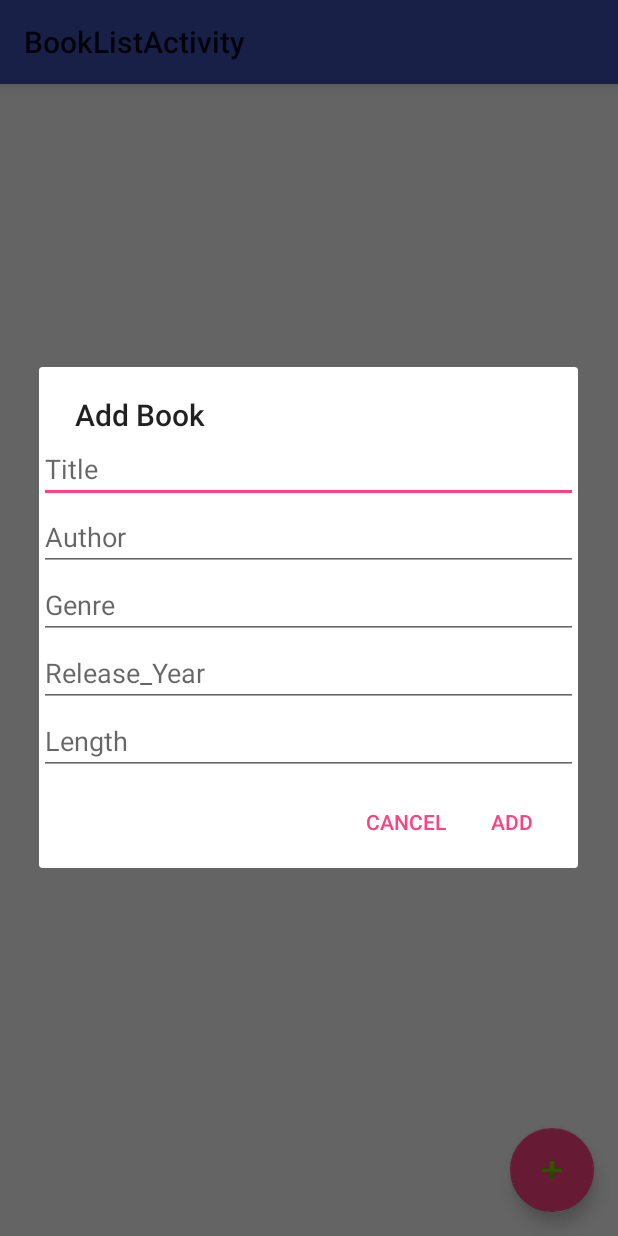
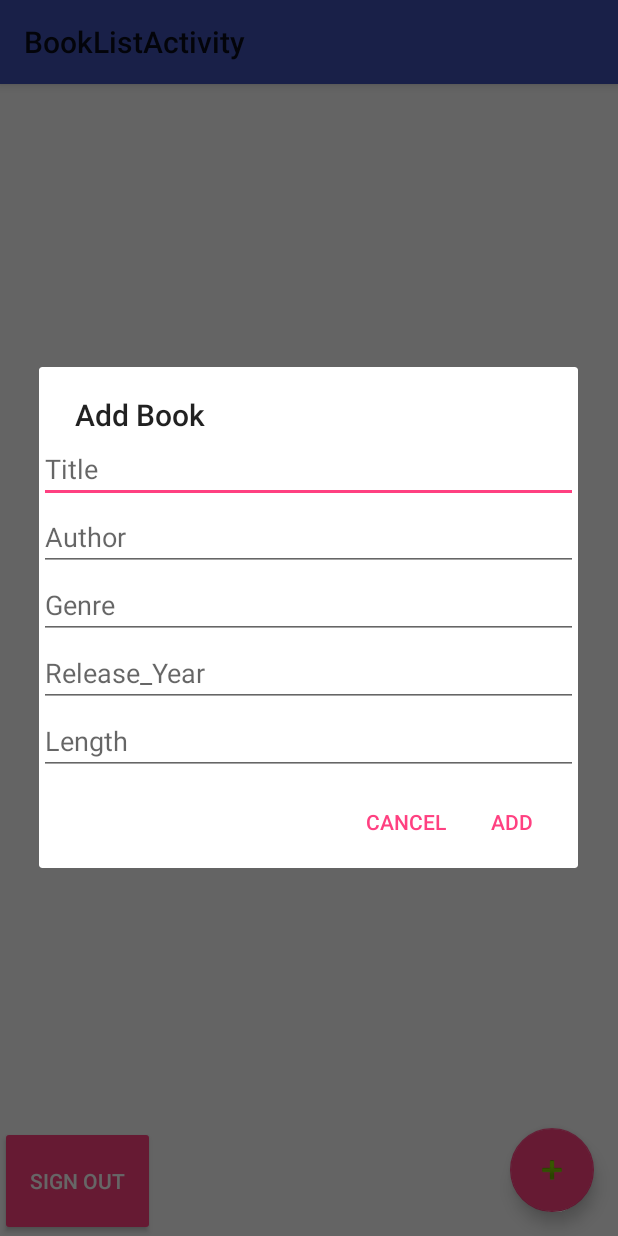
Before and after one commit to smalik02/BookClub, an Android app: the screen it shows after launch once a user with an empty profile is signed in (BookListActivity), after a tap on an icon or button, on a phone screen of 412 x 824 dp. Run offline under Robolectric (Android 15) with nearby library versions, the light colour scheme and no system bars; our stand-ins replace Firebase (no records; nobody signed in at launch, a user with empty details on screens opened directly); libraries missing offline, so code that uses them is left out: io.realm; 6 statements that could not run were skipped.

Commit message:
sign out feature added, improved UI for adding new books

```diff
--- a/app/src/main/java/com/example/shehryarmalik/booklub/BookListActivity.java
+++ b/app/src/main/java/com/example/shehryarmalik/booklub/BookListActivity.java
@@ -1,18 +1,23 @@
 package com.example.shehryarmalik.booklub;
 
 import android.content.DialogInterface;
+import android.content.Intent;
 import android.os.Bundle;
 import android.support.design.widget.FloatingActionButton;
 import android.support.v7.app.AlertDialog;
 import android.support.v7.app.AppCompatActivity;
 import android.support.v7.widget.Toolbar;
+import android.util.Log;
 import android.view.View;
 import android.widget.AdapterView;
+import android.widget.Button;
 import android.widget.EditText;
 import android.widget.LinearLayout;
 import android.widget.ListView;
 
 import com.example.shehryarmalik.booklub.models.Book;
+import com.google.firebase.auth.FirebaseAuth;
+import com.google.firebase.auth.FirebaseUser;
 
 import java.util.UUID;
 
@@ -20,15 +25,30 @@ import io.realm.Realm;
 import io.realm.RealmConfiguration;
 import io.realm.RealmResults;
 
+import android.view.View.OnClickListener;
+
 /**
  * Created by shehryarmalik on 10/22/17.
  */
 
 public class BookListActivity extends AppCompatActivity {
     private Realm realm;
+    private FirebaseAuth mAuth;
+    private static final String TAG = "MyActivity";
+
     protected void onCreate(Bundle savedInstanceState) {
         super.onCreate(savedInstanceState);
         setContentView(R.layout.activity_main);
+
+        mAuth = FirebaseAuth.getInstance();
+        FirebaseUser user = mAuth.getCurrentUser();
+
+        if (user != null) {
+            Log.d(TAG, "onAuthStateChanged:signed_in:" + user.getUid());
+        } else {
+            Log.d(TAG, "onAuthStateChanged:signed_out");
+        }
+
         Realm.init(this);
         RealmConfiguration realmConfig = new RealmConfiguration.Builder()
                 .name("books.realm")
@@ -98,6 +118,11 @@ public class BookListActivity extends AppCompatActivity {
                         })
                         .create();
                 dialog.show();
+//                int button = view.getId();
+//                if (button == R.id.sign_out_button) {
+//                    Log.v(TAG, "in sign out!!");
+//                    mAuth.signOut();
+//                }
             }
 
         });
@@ -157,6 +182,20 @@ public class BookListActivity extends AppCompatActivity {
                 dialog.show();
             }
         });
+
+        Button signout = (Button) findViewById(R.id.button2);
+//        if (signout != null) {
+            signout.setOnClickListener(new View.OnClickListener() {
+                @Override
+                public void onClick(View view) {
+                    mAuth.signOut();
+                    Intent new_intent = new Intent(BookListActivity.this, MainActivity.class);
+//            new_intent.putExtra("main_activity", MainActivity.this);
+                    startActivity(new_intent);
+                }
+
+            });
+//        }
     }
 
     @Override
@@ -211,14 +250,16 @@ public class BookListActivity extends AppCompatActivity {
             }
         });
     }
+}
 
-
-    public void onClick(View v)
-    {
-        MainActivity acitivity;
-        int i = v.getId();
-        if (i == R.id.sign_out_button) {
-            acitivity.signOut();
-        }
-    }
-}
+//    @Override
+//    public void onClick(View v)
+//    {
+////        Bundle extras = getIntent().getExtras();
+////        MainActivity activity = extras.getParcelable("main_activity");
+//        int i = v.getId();
+//        if (i == R.id.sign_out_button) {
+//            mAuth.signOut();
+//        }
+//    }
+//}
--- a/app/src/main/java/com/example/shehryarmalik/booklub/MainActivity.java
+++ b/app/src/main/java/com/example/shehryarmalik/booklub/MainActivity.java
@@ -4,6 +4,7 @@ import android.app.ProgressDialog;
 import android.content.DialogInterface;
 import android.content.Intent;
 import android.os.Bundle;
+import android.os.Parcelable;
 import android.support.annotation.NonNull;
 import android.support.annotation.VisibleForTesting;
 import android.support.design.widget.FloatingActionButton;
@@ -73,7 +74,7 @@ public class MainActivity extends AppCompatActivity implements View.OnClickListe
         mAuth = FirebaseAuth.getInstance();
         // [END initialize_auth]
 
-        mAuth = FirebaseAuth.getInstance();
+//        mAuth = FirebaseAuth.getInstance();
 
 //        mAuthListener = new FirebaseAuth.AuthStateListener() {
 //            @Override
@@ -244,6 +245,7 @@ public class MainActivity extends AppCompatActivity implements View.OnClickListe
 
             findViewById(R.id.verify_email_button).setEnabled(!user.isEmailVerified());
             Intent new_intent = new Intent(MainActivity.this, BookListActivity.class);
+//            new_intent.putExtra("main_activity", MainActivity.this);
             startActivity(new_intent);
         } else {
             mStatusTextView.setText(R.string.signed_out);
--- a/app/src/main/res/layout/content_main.xml
+++ b/app/src/main/res/layout/content_main.xml
@@ -13,4 +13,13 @@
         android:layout_width="match_parent"
         android:layout_height="match_parent" />
 
+    <Button
+        android:id="@+id/button2"
+        android:layout_width="103dp"
+        android:layout_height="73dp"
+        android:layout_gravity="bottom|left"
+        android:layout_weight="107.34"
+        android:text="@string/sign_out"
+        android:theme="@style/ThemeOverlay.MyDarkButton" />
+
 </android.support.design.widget.CoordinatorLayout>
```
Also changed, not shown: app/src/main/res/layout/book_list.xml (+0 -10 lines).
